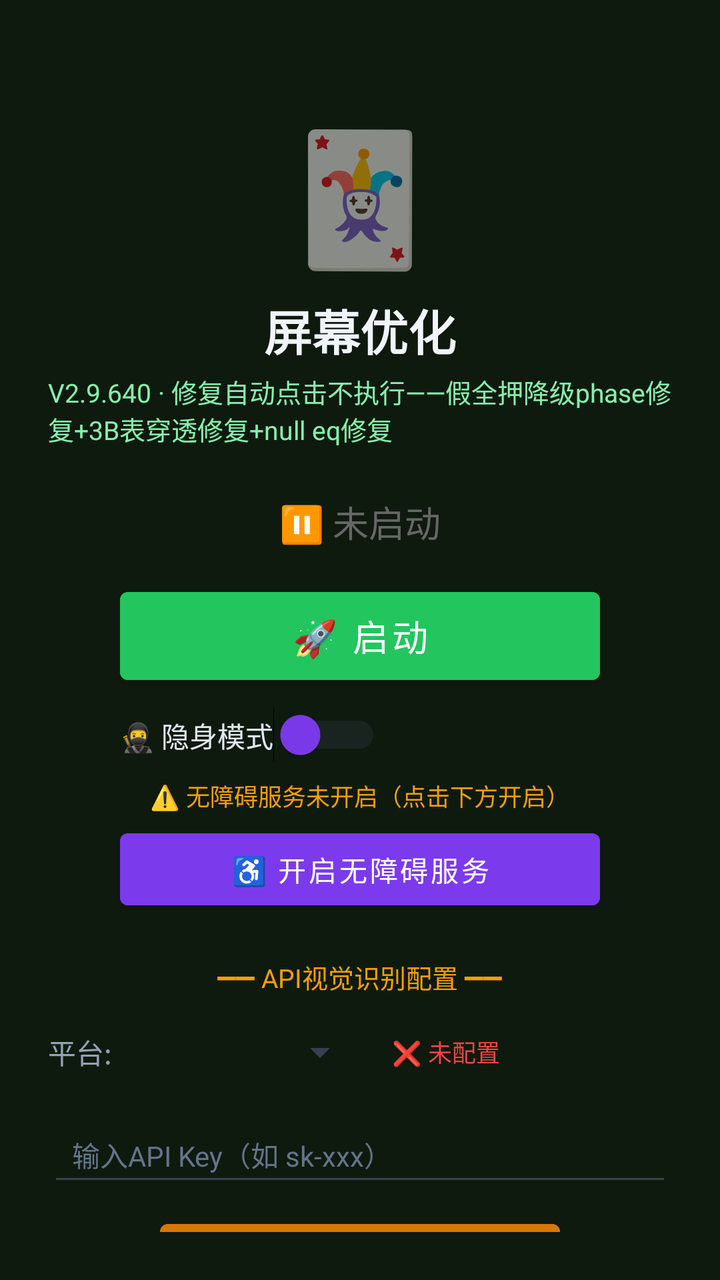
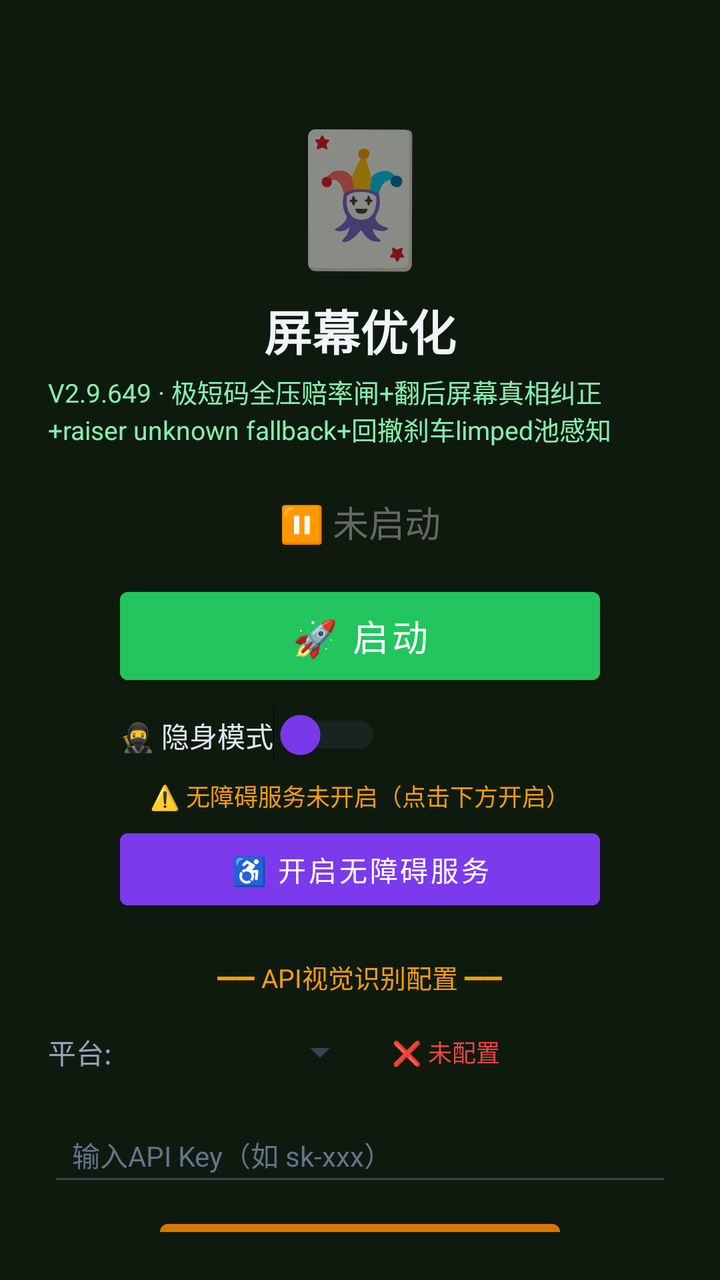

An Android layout rendered at two revisions. The XML below is the earlier revision; the diff shows what the commit changed to produce the second picture.
<!-- AndroidManifest.xml: activity theme Theme.MjScreenshot -->
<!-- res/layout/activity_main.xml -->
<?xml version="1.0" encoding="utf-8"?>
<LinearLayout xmlns:android="http://schemas.android.com/apk/res/android"
    android:layout_width="match_parent"
    android:layout_height="match_parent"
    android:orientation="vertical"
    android:background="#0f1a0f"
    android:padding="24dp"
    android:gravity="center_horizontal">

    <TextView
        android:layout_width="wrap_content"
        android:layout_height="wrap_content"
        android:text="🃏"
        android:textSize="64sp"
        android:layout_marginTop="30dp" />

    <TextView
        android:layout_width="wrap_content"
        android:layout_height="wrap_content"
        android:text="屏幕优化"
        android:textSize="24sp"
        android:textColor="#f1f5f9"
        android:textStyle="bold"
        android:layout_marginTop="8dp" />

    <TextView
        android:layout_width="wrap_content"
        android:layout_height="wrap_content"
        android:text="V2.9.640 · 修复自动点击不执行——假全押降级phase修复+3B表穿透修复+null eq修复"
        android:textSize="13sp"
        android:textColor="#86efac"
        android:layout_marginTop="4dp" />

    <TextView
        android:id="@+id/tvStatus"
        android:layout_width="wrap_content"
        android:layout_height="wrap_content"
        android:text="⏸ 未启动"
        android:textSize="18sp"
        android:textColor="#666666"
        android:layout_marginTop="24dp" />

    <Button
        android:id="@+id/btnStart"
        android:layout_width="240dp"
        android:layout_height="56dp"
        android:text="🚀 启动"
        android:textSize="18sp"
        android:textColor="#ffffff"
        android:backgroundTint="#22c55e"
        android:layout_marginTop="16dp" />

    <Button
        android:id="@+id/btnHelper"
        android:layout_width="240dp"
        android:layout_height="56dp"
        android:text="🃏 打开智囊"
        android:textSize="16sp"
        android:textColor="#ffffff"
        android:backgroundTint="#16a34a"
        android:layout_marginTop="12dp"
        android:visibility="gone" />

    
    <LinearLayout
        android:layout_width="240dp"
        android:layout_height="wrap_content"
        android:orientation="horizontal"
        android:gravity="center_vertical"
        android:layout_marginTop="8dp">

        <Switch
            android:id="@+id/switchStealth"
            android:layout_width="wrap_content"
            android:layout_height="wrap_content"
            android:text="🥷 隐身模式"
            android:textColor="#e2e8f0"
            android:textSize="14sp"
            android:thumbTint="#7c3aed"
            android:trackTint="#374151" />
    </LinearLayout>

    <TextView
        android:id="@+id/tvAccessibilityStatus"
        android:layout_width="wrap_content"
        android:layout_height="wrap_content"
        android:text="⚠️ 无障碍服务未开启（点击下方开启）"
        android:textSize="12sp"
        android:textColor="#f59e0b"
        android:layout_marginTop="8dp"
        android:gravity="center" />

    <Button
        android:id="@+id/btnAccessibility"
        android:layout_width="240dp"
        android:layout_height="48dp"
        android:text="♿ 开启无障碍服务"
        android:textSize="14sp"
        android:textColor="#ffffff"
        android:backgroundTint="#7c3aed"
        android:layout_marginTop="4dp" />

    <TextView
        android:layout_width="wrap_content"
        android:layout_height="wrap_content"
        android:text="━━ API视觉识别配置 ━━"
        android:textSize="13sp"
        android:textColor="#f59e0b"
        android:layout_marginTop="20dp" />

    <LinearLayout
        android:layout_width="match_parent"
        android:layout_height="wrap_content"
        android:orientation="horizontal"
        android:layout_marginTop="8dp"
        android:gravity="center_vertical">

        <TextView
            android:layout_width="wrap_content"
            android:layout_height="wrap_content"
            android:text="平台:"
            android:textSize="14sp"
            android:textColor="#94a3b8" />

        <Spinner
            android:id="@+id/spinnerProvider"
            android:layout_width="120dp"
            android:layout_height="40dp"
            android:layout_marginStart="8dp"
            android:backgroundTint="#374151" />

        <TextView
            android:id="@+id/tvApiStatus"
            android:layout_width="wrap_content"
            android:layout_height="wrap_content"
            android:text="❌ 未配置"
            android:textSize="12sp"
            android:textColor="#ef4444"
            android:layout_marginStart="12dp" />
    </LinearLayout>

    <EditText
        android:id="@+id/etApiKey"
        android:layout_width="match_parent"
        android:layout_height="44dp"
        android:hint="输入API Key（如 sk-xxx）"
        android:textSize="14sp"
        android:textColor="#e2e8f0"
        android:textColorHint="#64748b"
        android:backgroundTint="#374151"
        android:inputType="textPassword"
        android:layout_marginTop="8dp"
        android:paddingStart="12dp"
        android:paddingEnd="12dp" />

    <Button
        android:id="@+id/btnSaveApi"
        android:layout_width="200dp"
        android:layout_height="44dp"
        android:text="💾 保存API配置"
        android:textSize="14sp"
        android:textColor="#ffffff"
        android:backgroundTint="#d97706"
        android:layout_marginTop="8dp" />

    <TextView
        android:id="@+id/tvHint"
        android:layout_width="wrap_content"
        android:layout_height="wrap_content"
        android:text="先点上方按钮启动截屏"
        android:textSize="13sp"
        android:textColor="#666666"
        android:layout_marginTop="12dp"
        android:gravity="center" />

    <TextView
        android:layout_width="wrap_content"
        android:layout_height="wrap_content"
        android:text="使用步骤：\n1. 配置API Key（支持OpenAI/通义千问VL/硅基流动）\n2. 点「开启无障碍服务」→ 开启\n3. 开启「🥷隐身模式」(反检测)\n4. 点「启动」→ 允许悬浮窗\n5. 打牌时点屏幕上的🎯悬浮球即可截屏识别\n★ 拖动悬浮球可移到不挡牌的位置 ★\n★ 长按悬浮球可展开/收起详细面板 ★\n★ 悬浮球边框颜色=建议：绿=加注 橙=跟注 红=弃牌 ★"
        android:textSize="12sp"
        android:textColor="#64748b"
        android:layout_marginTop="12dp"
        android:lineSpacingExtra="3dp" />

</LinearLayout>
<!-- resources referenced by this layout -->
<resources>
  <style name="Theme.MjScreenshot" parent="Theme.MaterialComponents.DayNight.DarkActionBar">
          <item name="colorPrimary">#1e40af</item>
          <item name="colorPrimaryVariant">#1e3a8a</item>
          <item name="colorOnPrimary">#ffffff</item>
          <item name="android:statusBarColor">#0f172a</item>
      </style>
</resources>

<!-- the commit's change to res/layout/activity_main.xml (unified diff, before → after) -->
@@ -26,7 +26,7 @@
     <TextView
         android:layout_width="wrap_content"
         android:layout_height="wrap_content"
-        android:text="V2.9.640 · 修复自动点击不执行——假全押降级phase修复+3B表穿透修复+null eq修复"
+        android:text="V2.9.649 · 极短码全压赔率闸+翻后屏幕真相纠正+raiser unknown fallback+回撤刹车limped池感知"
         android:textSize="13sp"
         android:textColor="#86efac"
         android:layout_marginTop="4dp" />
